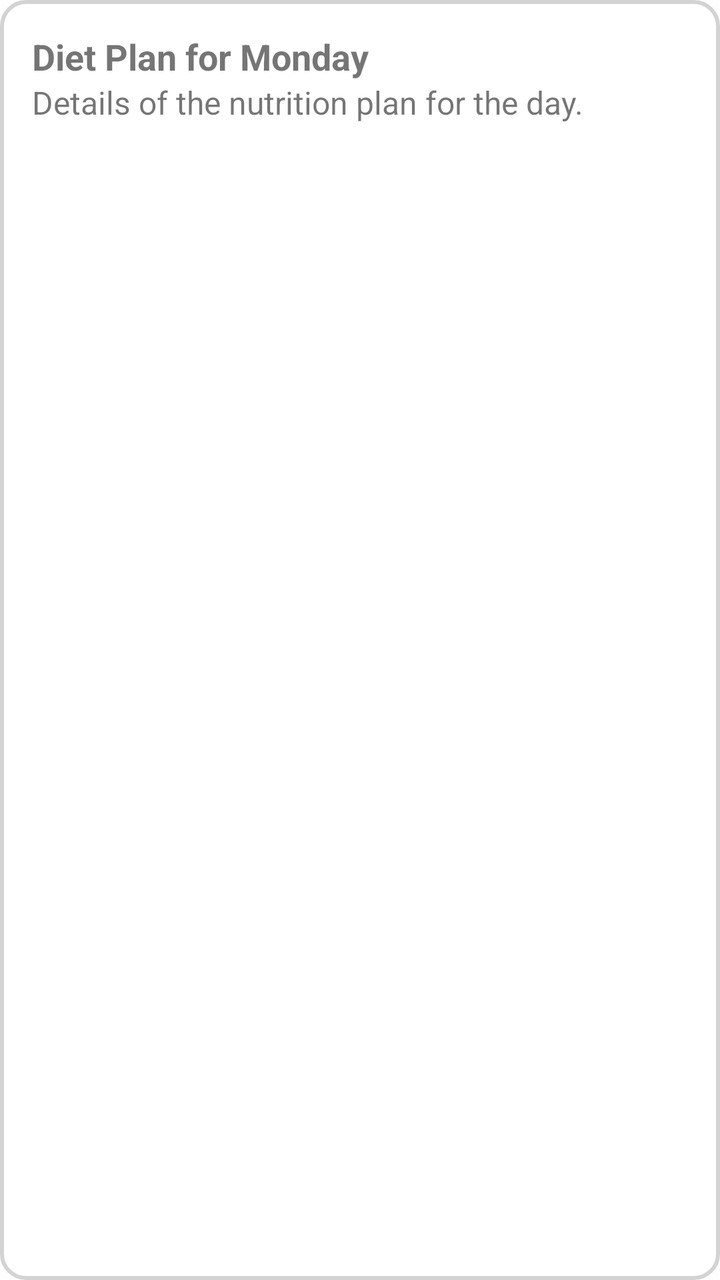
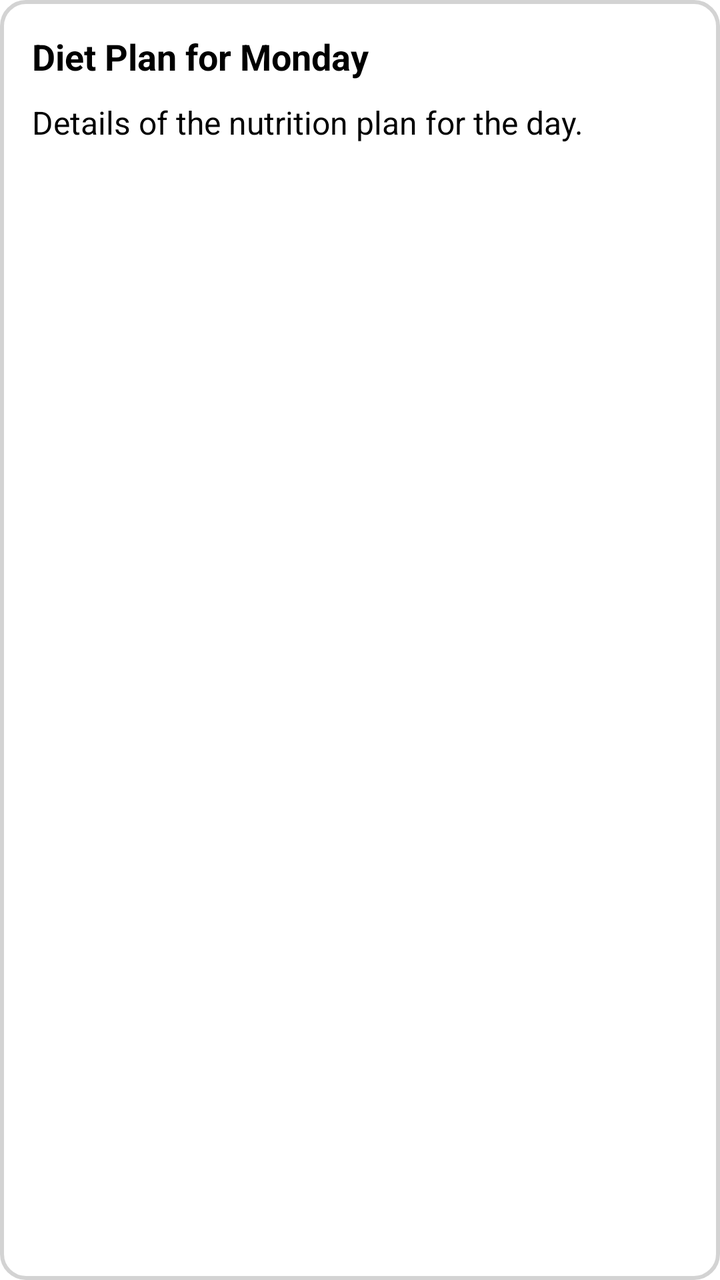

Two renders of the same Android screen: before a commit and after it. Below are the layout's source before the change and the commit's diff.
<!-- AndroidManifest.xml: application theme Theme.NutriMind -->
<!-- res/layout/dialogdietplan.xml -->
<LinearLayout xmlns:android="http://schemas.android.com/apk/res/android"
    android:layout_width="match_parent"
    android:layout_height="wrap_content"
    android:orientation="vertical"
    android:padding="16dp"
    android:background="@drawable/rounded_fd">

    <TextView
        android:id="@+id/tvDietPlanTitle"
        android:layout_width="wrap_content"
        android:layout_height="wrap_content"
        android:text="Diet Plan for Monday"
        android:textSize="18sp"
        android:textStyle="bold" />

    <TextView
        android:id="@+id/tvDietPlanDetails"
        android:layout_width="wrap_content"
        android:layout_height="wrap_content"
        android:text="Details of the nutrition plan for the day."
        android:textSize="16sp" />
</LinearLayout>
<!-- resources referenced by this layout -->
<resources>
  <!-- drawable rounded_fd (drawable) -->
  <?xml version="1.0" encoding="utf-8"?>
  <shape xmlns:android="http://schemas.android.com/apk/res/android" android:shape="rectangle">
      <corners android:radius="12dp"/>
      <solid android:color="@android:color/white"/>
      <stroke android:width="2dp" android:color="#D3D3D3"/>
  </shape>
  <style name="Theme.NutriMind" parent="Theme.MaterialComponents.DayNight.NoActionBar">
          
          <item name="colorPrimary">@color/purple_500</item>
          <item name="colorPrimaryVariant">@color/purple_700</item>
          <item name="colorOnPrimary">@color/white</item>
          
          <item name="colorSecondary">@color/teal_200</item>
          <item name="colorSecondaryVariant">@color/teal_700</item>
          <item name="colorOnSecondary">@color/black</item>
  
          
          <item name="android:statusBarColor" tools:targetApi="l">?attr/colorPrimaryVariant</item>
      </style>
  <color name="purple_500">#9C27B0</color>
  <color name="purple_700">#7B1FA2</color>
  <color name="white">#FFFFFFFF</color>
  <color name="teal_200">#bcf5f5</color>
  <color name="teal_700">#00796B</color>
  <color name="black">#FF000000</color>
</resources>

<!-- the commit's change to res/layout/dialogdietplan.xml (unified diff, before → after) -->
@@ -10,6 +10,7 @@
         android:layout_width="wrap_content"
         android:layout_height="wrap_content"
         android:text="Diet Plan for Monday"
+        android:textColor="@color/black"
         android:textSize="18sp"
         android:textStyle="bold" />
 
@@ -18,5 +19,8 @@
         android:layout_width="wrap_content"
         android:layout_height="wrap_content"
         android:text="Details of the nutrition plan for the day."
-        android:textSize="16sp" />
+        android:textColor="@color/black"
+        android:textSize="16sp"
+        android:layout_marginTop="10dp" />
+
 </LinearLayout>
<!-- resource entries referenced after the edit -->
@@ -1,5 +1,6 @@
 <!-- resources referenced by this layout -->
 <resources>
+  <color name="black">#FF000000</color>
   <!-- drawable rounded_fd (drawable) -->
   <?xml version="1.0" encoding="utf-8"?>
   <shape xmlns:android="http://schemas.android.com/apk/res/android" android:shape="rectangle">
@@ -25,6 +26,5 @@
   <color name="white">#FFFFFFFF</color>
   <color name="teal_200">#bcf5f5</color>
   <color name="teal_700">#00796B</color>
-  <color name="black">#FF000000</color>
 </resources>
 
